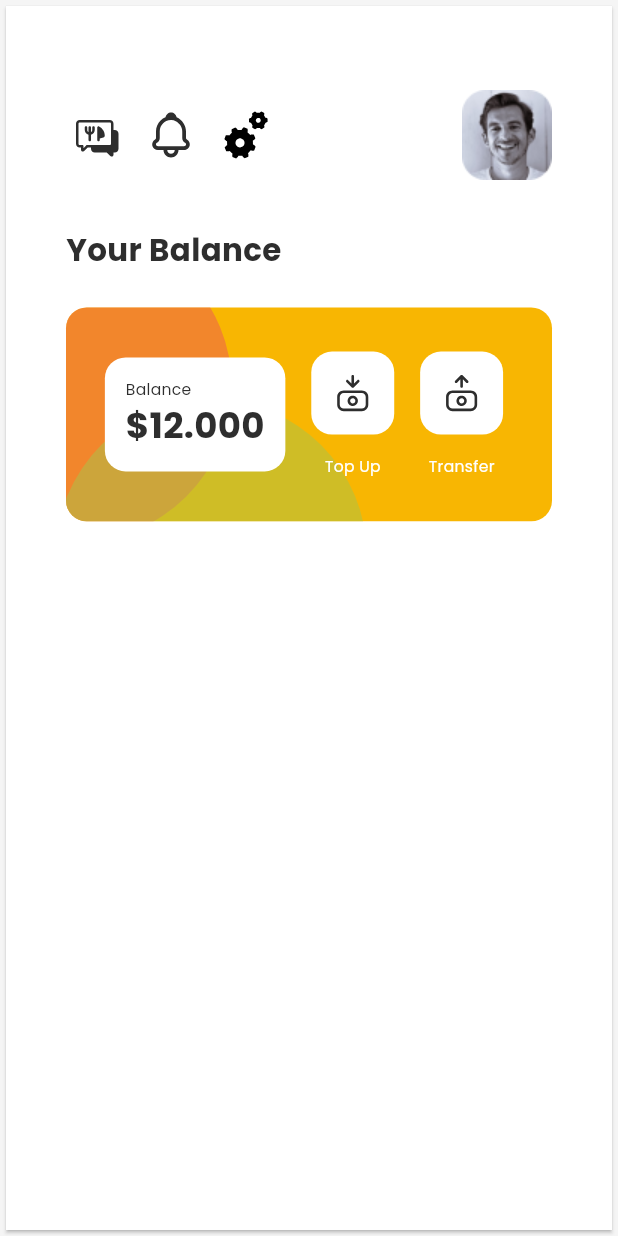
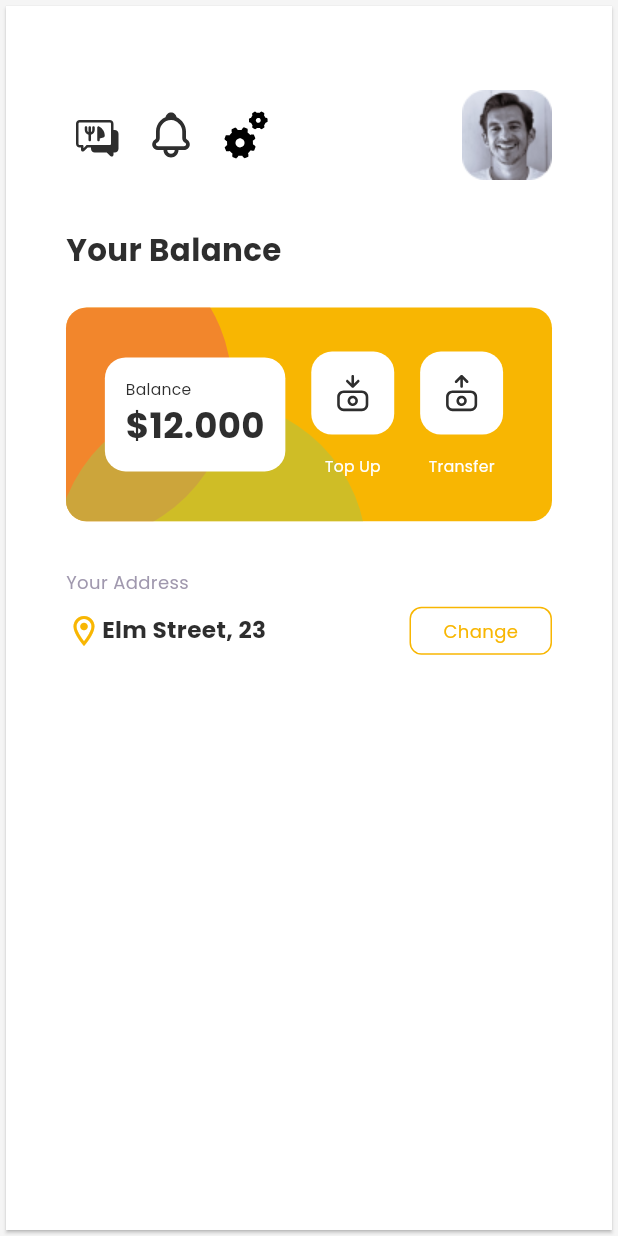
Before and after one commit to MohamedEssami20/simple_dashboard, a Flutter app: the BalanceSection widget shown alone on an empty page, opened directly, on a phone screen of 412 x 824 dp. Run offline on Flutter 3.47's test engine with Material 3 defaults, Android fonts, the phone set to English and light mode, and no system bars; our stand-ins replace flutter_svg, google_fonts.

Commit message:
create address details widget

```diff
--- /dev/null
+++ b/lib/widgets/address_details.dart
@@ -0,0 +1,41 @@
+import 'package:flutter/material.dart';
+
+import '../helper/constant.dart';
+import '../helper/font_styles.dart';
+import 'custom_shape.dart';
+
+class AddressDetails extends StatelessWidget {
+  const AddressDetails({super.key});
+
+  @override
+  Widget build(BuildContext context) {
+    return Column(
+      spacing: 8,
+      crossAxisAlignment: CrossAxisAlignment.start,
+      children: [
+        Text(
+          'Your Address',
+          style: FontStyles().regular14(context).copyWith(
+                color: const Color(0xFFA098AE),
+              ),
+        ),
+        Row(
+          children: [
+            const Icon(Icons.location_on_outlined,
+                color: Constant.secondaryColor),
+            Text(
+              'Elm Street, 23',
+              style: FontStyles().bold18(context).copyWith(
+                    color: Constant.black,
+                  ),
+            ),
+            const Spacer(),
+            const CustomShape(
+              title: "Change",
+            ),
+          ],
+        )
+      ],
+    );
+  }
+}
--- a/lib/widgets/balance_section.dart
+++ b/lib/widgets/balance_section.dart
@@ -1,6 +1,6 @@
-
 import 'package:dashboard_two/widgets/menue.dart';
 import 'package:flutter/material.dart';
+import 'address_details.dart';
 import 'balance_card.dart';
 
 class BalanceSection extends StatelessWidget {
@@ -23,6 +23,10 @@ class BalanceSection extends StatelessWidget {
               height: 32,
             ),
             BalanceCard(),
+            SizedBox(
+              height: 32,
+            ),
+            AddressDetails(),
           ],
         ),
       ),
--- /dev/null
+++ b/lib/widgets/custom_shape.dart
@@ -0,0 +1,34 @@
+import 'package:flutter/material.dart';
+
+import '../helper/constant.dart';
+import '../helper/font_styles.dart';
+
+class CustomShape extends StatelessWidget {
+  const CustomShape(
+      {super.key, required this.title, this.titleColor, this.borderColor});
+  final String title;
+  final Color? titleColor, borderColor;
+  @override
+  Widget build(BuildContext context) {
+    return Container(
+      width: 95,
+      height: 32,
+      alignment: Alignment.center,
+      decoration: ShapeDecoration(
+        shape: RoundedRectangleBorder(
+          side: BorderSide(
+            width: 1,
+            color: borderColor ?? Constant.secondaryColor,
+          ),
+          borderRadius: BorderRadius.circular(8),
+        ),
+      ),
+      child: Text(
+        title,
+        style: FontStyles().regular14(context).copyWith(
+              color: titleColor ?? Constant.secondaryColor,
+            ),
+      ),
+    );
+  }
+}
```
